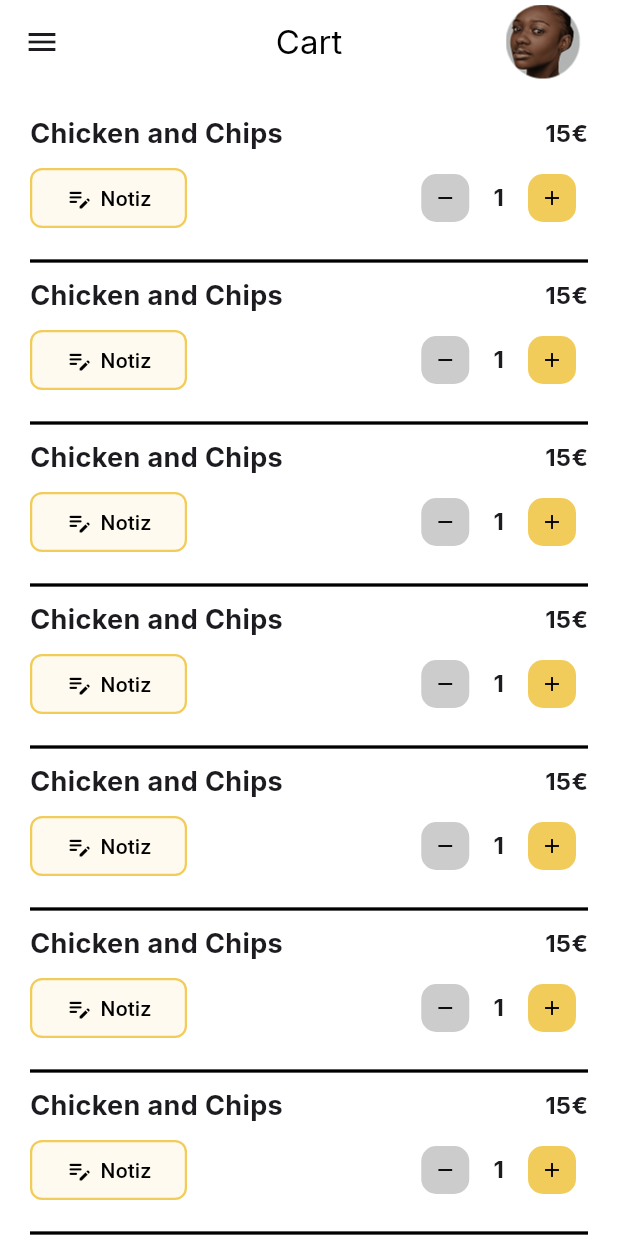
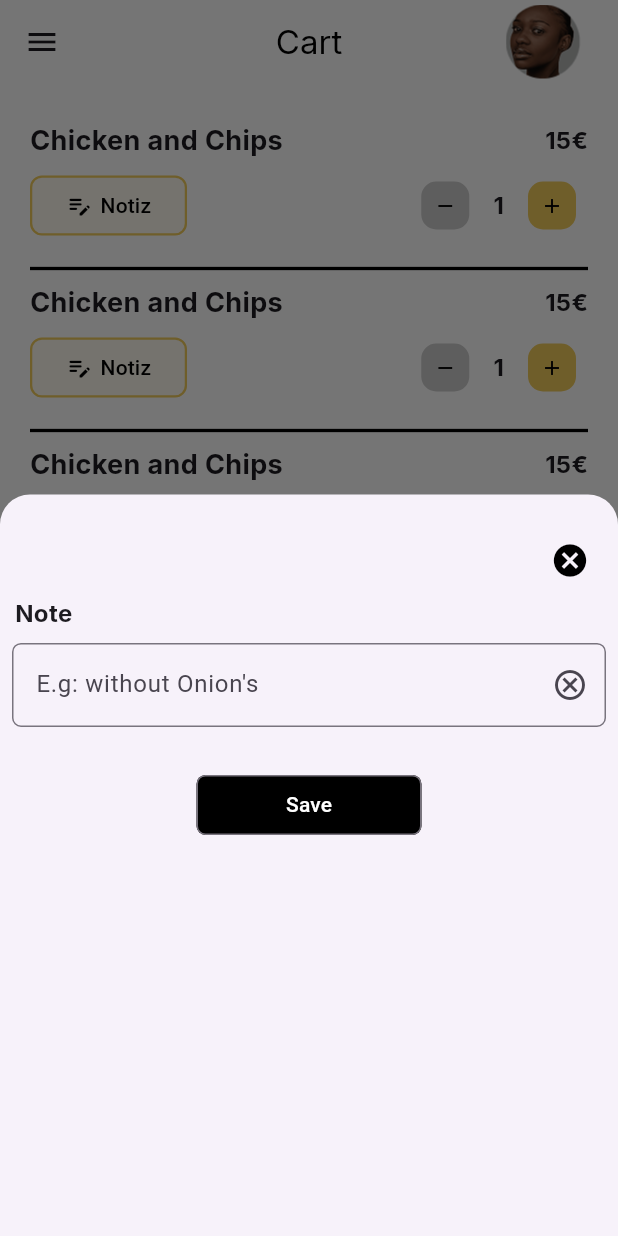
Before and after one commit to FrancescoSallia/Yko-s-BBQ-Chicken, a Flutter app: the CartPage screen opened directly, after a tap on "Notiz", on a phone screen of 412 x 824 dp. Run offline on Flutter 3.47's test engine with Material 3 defaults, Android fonts, the phone set to English and light mode, and no system bars; our stand-ins replace google_fonts; missing offline and left inert: flutter_floating_bottom_bar.

```diff
--- a/lib/Pages/cart_page.dart
+++ b/lib/Pages/cart_page.dart
@@ -1,6 +1,5 @@
 import 'package:flutter/material.dart';
 import 'package:google_fonts/google_fonts.dart';
-import 'package:ykos_bbq_chicken/components/my_to_cart_button.dart';
 import 'package:ykos_bbq_chicken/components/order_item.dart';
 import 'package:ykos_bbq_chicken/components/summary_box.dart';
 import 'package:ykos_bbq_chicken/theme/colors.dart';
@@ -10,6 +9,7 @@ class CartPage extends StatelessWidget {
 
   @override
   Widget build(BuildContext context) {
+    final int lengthList = 5;
     return Scaffold(
       backgroundColor: AppColors.secondary,
       appBar: AppBar(
@@ -26,10 +26,10 @@ class CartPage extends StatelessWidget {
       ),
       drawer: Drawer(),
       body: ListView.builder(
-        padding: EdgeInsets.symmetric(horizontal: 20, vertical: 20),
-        itemCount: 9 + 1,
+        padding: EdgeInsets.symmetric(horizontal: 20, vertical: 25),
+        itemCount: lengthList + 1,
         itemBuilder: (context, index) {
-          if (index < 9) {
+          if (index < lengthList) {
             return OrderItem();
           } else {
             return Column(children: [SummaryBox(), SizedBox(height: 110)]);
--- a/lib/Pages/detail_page.dart
+++ b/lib/Pages/detail_page.dart
@@ -103,7 +103,8 @@ class _DetailPageState extends State<DetailPage> with TickerProviderStateMixin {
           ),
         ],
       ),
-      body: SizedBox(
+      body: SingleChildScrollView(
+        child: SizedBox(
           height: MediaQuery.of(context).size.height,
           child: Column(
             children: [
@@ -214,6 +215,7 @@ class _DetailPageState extends State<DetailPage> with TickerProviderStateMixin {
             ],
           ),
         ),
+      ),
     );
   }
 }
--- /dev/null
+++ b/lib/Pages/sheet_note_page.dart
@@ -0,0 +1,93 @@
+import 'package:flutter/material.dart';
+import 'package:google_fonts/google_fonts.dart';
+import 'package:ykos_bbq_chicken/theme/colors.dart';
+
+class SheetNotePage extends StatefulWidget {
+  const SheetNotePage({super.key});
+
+  @override
+  State<SheetNotePage> createState() => _SheetNotePageState();
+}
+
+class _SheetNotePageState extends State<SheetNotePage> {
+  final TextEditingController _textFieldController = TextEditingController();
+
+  @override
+  Widget build(BuildContext context) {
+    return Padding(
+      padding: const EdgeInsets.only(top: 20.0),
+      child: Column(
+        mainAxisAlignment: MainAxisAlignment.center,
+        children: [
+          Row(
+            mainAxisAlignment: MainAxisAlignment.end,
+            children: [
+              Padding(
+                padding: const EdgeInsets.symmetric(horizontal: 8.0),
+                child: IconButton(
+                  onPressed: () {
+                    Navigator.pop(context);
+                  },
+                  icon: Icon(Icons.cancel, size: 26, color: Colors.black),
+                ),
+              ),
+            ],
+          ),
+          Padding(
+            padding: const EdgeInsets.only(left: 10.0, right: 10),
+            child: Row(
+              mainAxisAlignment: MainAxisAlignment.start,
+              children: [
+                Text(
+                  "Note",
+                  style: GoogleFonts.inter(
+                    fontWeight: FontWeight.bold,
+                    fontSize: 16,
+                  ),
+                ),
+              ],
+            ),
+          ),
+          Padding(
+            padding: const EdgeInsets.all(8.0),
+            child: TextField(
+              controller: _textFieldController,
+              decoration: InputDecoration(
+                suffixIcon: IconButton(
+                  onPressed: () {
+                    setState(() {
+                      _textFieldController.clear();
+                    });
+                  },
+                  icon: Icon(Icons.cancel_outlined),
+                ),
+                border: OutlineInputBorder(
+                  borderRadius: BorderRadius.circular(6),
+                ),
+                hintText: "E.g: without Onion's ",
+              ),
+            ),
+          ),
+          Padding(
+            padding: const EdgeInsets.only(top: 20.0),
+            child: Container(
+              width: 150,
+              child: OutlinedButton(
+                onPressed: () {},
+                style: OutlinedButton.styleFrom(
+                  shape: RoundedRectangleBorder(
+                    borderRadius: BorderRadius.circular(6),
+                  ),
+                  backgroundColor: AppColors.primaryButton,
+                  foregroundColor: Colors.white,
+                ),
+                child: const Text("Save"),
+              ),
+            ),
+          ),
+          Spacer(),
+        ],
+      ),
+    );
+  }
+}
--- a/lib/components/order_item.dart
+++ b/lib/components/order_item.dart
@@ -1,5 +1,7 @@
 import 'package:flutter/material.dart';
 import 'package:google_fonts/google_fonts.dart';
+import 'package:ykos_bbq_chicken/Pages/detail_page.dart';
+import 'package:ykos_bbq_chicken/Pages/sheet_note_page.dart';
 import 'package:ykos_bbq_chicken/theme/colors.dart';
 
 class OrderItem extends StatelessWidget {
@@ -35,7 +37,23 @@ class OrderItem extends StatelessWidget {
               mainAxisAlignment: MainAxisAlignment.spaceBetween,
               children: [
                 OutlinedButton(
-                  onPressed: () {},
+                  onPressed: () {
+                    showModalBottomSheet(
+                      context: context,
+                      isScrollControlled: true,
+                      shape: RoundedRectangleBorder(
+                        borderRadius: BorderRadius.vertical(
+                          top: Radius.circular(20),
+                        ),
+                      ),
+                      builder: (context) {
+                        return FractionallySizedBox(
+                          heightFactor: 0.6,
+                          child: SheetNotePage(),
+                        );
+                      },
+                    );
+                  },
                   style: OutlinedButton.styleFrom(
                     backgroundColor: AppColors.primary.withValues(
                       alpha: 0.1,
--- a/lib/components/summary_box.dart
+++ b/lib/components/summary_box.dart
@@ -1,8 +1,5 @@
-import 'dart:math';
-
 import 'package:flutter/material.dart';
 import 'package:google_fonts/google_fonts.dart';
-import 'package:ykos_bbq_chicken/components/my_to_cart_button.dart';
 import 'package:ykos_bbq_chicken/theme/colors.dart';
 
 class SummaryBox extends StatelessWidget {
@@ -89,13 +86,15 @@ class SummaryBox extends StatelessWidget {
             ],
           ),
         ),
+        SizedBox(height: 10),
 
         TextButton(
           onPressed: () {},
           style: TextButton.styleFrom(
             backgroundColor: Colors.black,
             foregroundColor: Colors.white,
-            minimumSize: Size(double.infinity, 40),
+            minimumSize: Size(double.infinity, 55),
+
             shape: RoundedRectangleBorder(
               borderRadius: BorderRadius.circular(8),
             ),
@@ -107,11 +106,11 @@ class SummaryBox extends StatelessWidget {
                 "Order Now",
                 style: GoogleFonts.inter(
                   fontWeight: FontWeight.bold,
-                  fontSize: 14,
+                  fontSize: 16,
                 ),
               ),
               SizedBox(width: 10),
-              Icon(Icons.delivery_dining_outlined, size: 22),
+              Icon(Icons.delivery_dining_outlined, size: 24),
             ],
           ),
         ),
```
Also changed, not shown: lib/Pages/timer_page.dart (added, +22 -0 lines), lib/components/grid_item.dart (+11 -7 lines), lib/navigation/floating_bottom_nav.dart (+9 -1 lines). Lines whose indentation alone changed are shown as unchanged.
